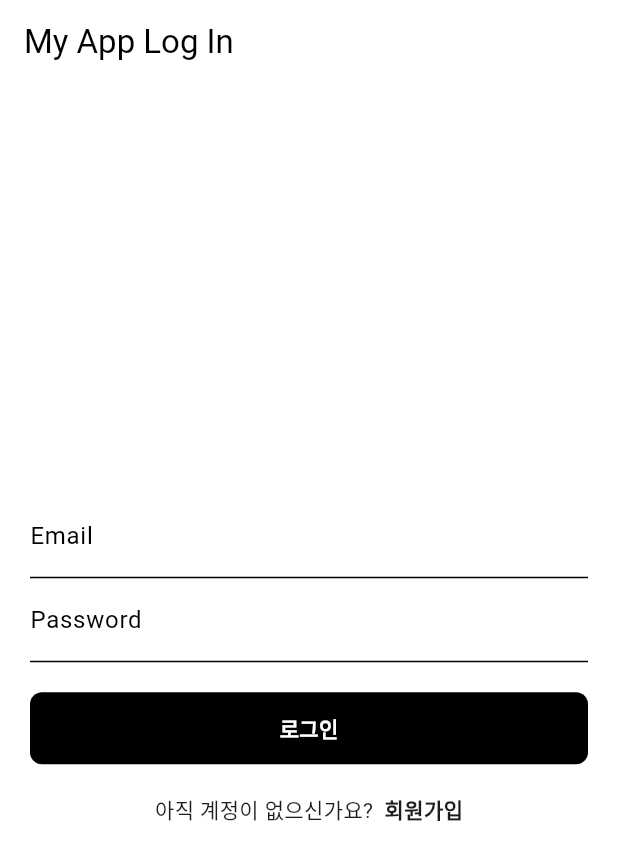
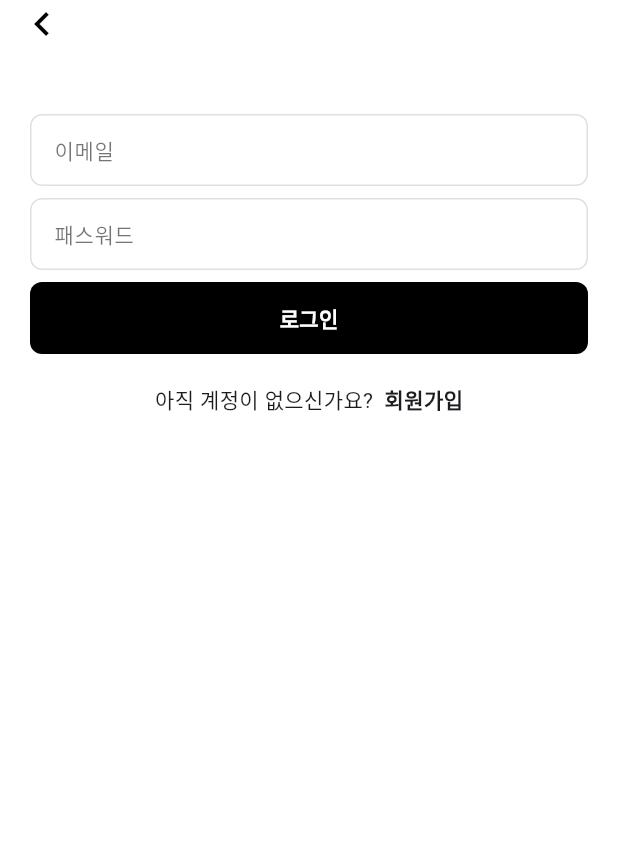
Before and after one commit to pomodak/pomodak-flutter, a Flutter app: the screen it shows after launch, on a phone screen of 412 x 824 dp. Shown: the top 860 px of the screen. Run offline on Flutter 3.47's test engine with Material 3 defaults, Android fonts, the phone set to English and light mode, and no system bars; our stand-ins replace another_flushbar, awesome_bottom_bar, flutter_dotenv, flutter_secure_storage, fluttertoast, go_router and 3 more; accounts and stored records are empty; network calls fail.

Commit message:
Add custom_text_field widget for consistent UI

```diff
--- a/lib/views/screens/login_page.dart
+++ b/lib/views/screens/login_page.dart
@@ -3,7 +3,8 @@ import 'package:flutter/material.dart';
 import 'package:go_router/go_router.dart';
 import 'package:pomodak/router/route_utils.dart';
 import 'package:pomodak/view_models/auth_view_model.dart';
-import 'package:pomodak/views/widgets/button.dart';
+import 'package:pomodak/views/widgets/custom_button.dart';
+import 'package:pomodak/views/widgets/custom_text_field.dart';
 import 'package:provider/provider.dart';
 
 class LogInPage extends StatefulWidget {
@@ -60,29 +61,39 @@ class _LogInPageState extends State<LogInPage> {
     final authViewModel = Provider.of<AuthViewModel>(context);
     return Scaffold(
       appBar: AppBar(
-        title: Text(AppPage.login.toTitle),
+        leading: Column(
+          children: [
+            GestureDetector(
+              onTap: () {
+                context.go(AppPage.register.toPath);
+              },
+              child: const Icon(Icons.chevron_left, size: 32),
             ),
-      body: Center(
-        child: Padding(
+          ],
+        ),
+      ),
+      body: Padding(
         padding: const EdgeInsets.all(20.0),
         child: Form(
           key: _formKey,
           child: Column(
             mainAxisSize: MainAxisSize.min,
             children: [
-                TextFormField(
-                  decoration: const InputDecoration(labelText: 'Email'),
+              CustomTextField(
+                labelText: '이메일',
                 validator: _emailValidator,
                 onSaved: (value) => _email = value!,
+                keyboardType: TextInputType.emailAddress,
               ),
-                TextFormField(
-                  decoration: const InputDecoration(labelText: 'Password'),
+              const SizedBox(height: 8),
+              CustomTextField(
+                labelText: '패스워드',
                 obscureText: true,
                 validator: _passwordValidator,
                 onSaved: (value) => _password = value!,
               ),
-                const SizedBox(height: 20),
-                Button(
+              const SizedBox(height: 8),
+              CustomButton(
                 text: "로그인",
                 isLoading: authViewModel.loading,
                 onTap: () {
@@ -115,7 +126,6 @@ class _LogInPageState extends State<LogInPage> {
           ),
         ),
       ),
-      ),
     );
   }
 }
--- a/lib/views/widgets/button.dart
+++ b/lib/views/widgets/custom_button.dart
@@ -1,6 +1,6 @@
 import 'package:flutter/material.dart';
 
-class Button extends StatelessWidget {
+class CustomButton extends StatelessWidget {
   final String text;
   final bool isLoading;
   final VoidCallback onTap;
@@ -8,7 +8,7 @@ class Button extends StatelessWidget {
   final Color textColor;
   final IconData? icon;
 
-  const Button({
+  const CustomButton({
     super.key,
     required this.text,
     this.isLoading = false,
--- /dev/null
+++ b/lib/views/widgets/custom_text_field.dart
@@ -0,0 +1,50 @@
+import 'package:flutter/material.dart';
+
+class CustomTextField extends StatelessWidget {
+  final String labelText;
+  final bool obscureText;
+  final FormFieldValidator<String>? validator;
+  final void Function(String?)? onSaved;
+  final TextEditingController? controller;
+  final TextInputType? keyboardType;
+
+  const CustomTextField({
+    super.key,
+    required this.labelText,
+    this.obscureText = false,
+    this.validator,
+    this.onSaved,
+    this.controller,
+    this.keyboardType,
+  });
+
+  @override
+  Widget build(BuildContext context) {
+    return TextFormField(
+      controller: controller,
+      decoration: InputDecoration(
+        labelText: labelText,
+        labelStyle: const TextStyle(
+          color: Colors.black54,
+          fontSize: 14,
+        ),
+        contentPadding: const EdgeInsets.symmetric(vertical: 4, horizontal: 12),
+        enabledBorder: OutlineInputBorder(
+          borderRadius: BorderRadius.circular(8.0),
+          borderSide: const BorderSide(
+            color: Colors.black12,
+          ),
+        ),
+        focusedBorder: const OutlineInputBorder(
+          borderSide: BorderSide(
+            color: Colors.black,
+          ),
+        ),
+      ),
+      obscureText: obscureText,
+      validator: validator,
+      onSaved: onSaved,
+      keyboardType: keyboardType,
+    );
+  }
+}
```
Lines whose indentation alone changed are shown as unchanged.
